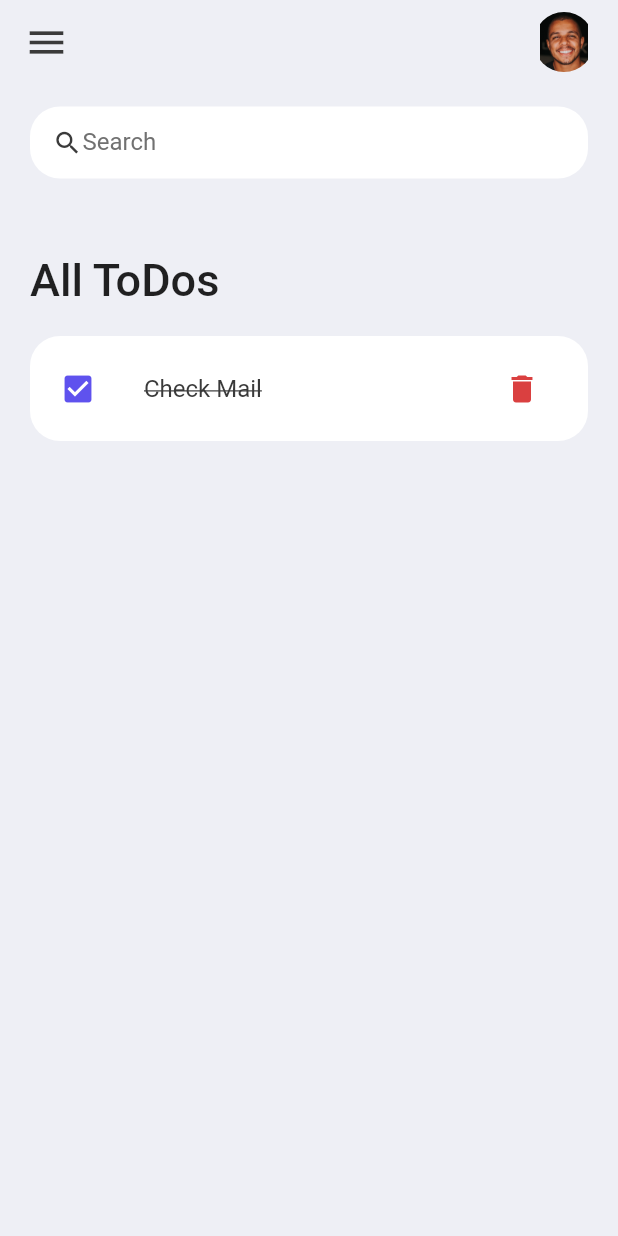
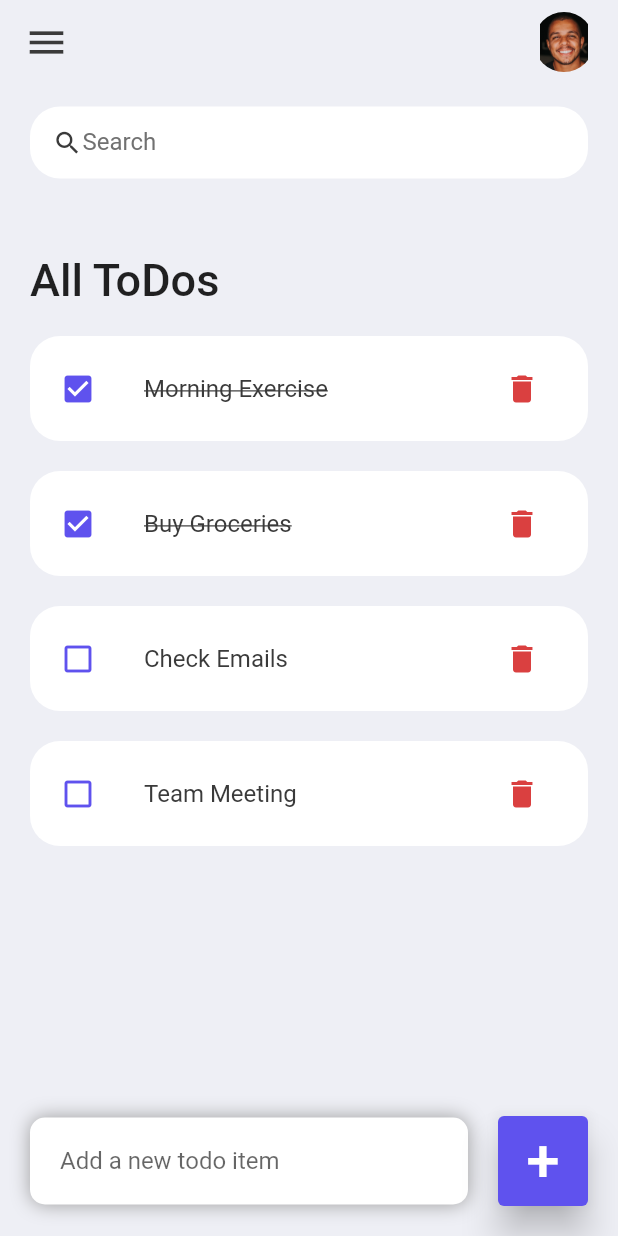
Before and after one commit to francisojeah/todo_app_flutter, a Flutter app: the screen it shows after launch, on a phone screen of 412 x 824 dp. Run offline on Flutter 3.47's test engine with Material 2 defaults, Android fonts, the phone set to English and light mode, and no system bars.

Commit message:
work on the add new todo item and the add button

```diff
--- /dev/null
+++ b/lib/model/todo.dart
@@ -0,0 +1,20 @@
+class ToDo {
+  String? id;
+  String? todoText;
+  bool isDone;
+
+  ToDo({
+    required this.id,
+    required this.todoText,
+    this.isDone = false,
+  });
+
+  static List<ToDo> todoList() {
+    return [
+      ToDo(id: '01', todoText: 'Morning Exercise', isDone: true),
+      ToDo(id: '02', todoText: 'Buy Groceries', isDone: true),
+      ToDo(id: '03', todoText: 'Check Emails'),
+      ToDo(id: '04', todoText: 'Team Meeting'),
+    ];
+  }
+}
--- a/lib/screens/home.dart
+++ b/lib/screens/home.dart
@@ -1,18 +1,27 @@
-import 'dart:ui';
+import 'package:flutter/material.dart';
+import '../constants/colors.dart';
+import '../model/todo.dart';
+import '../widgets/todo_item.dart';
 
-import 'package:flutter/material.dart';
-import 'package:todo_app_flutter/constants/colors.dart';
-import 'package:todo_app_flutter/widgets/todo_item.dart';
+class Home extends StatefulWidget {
 
-class Home extends StatelessWidget {
   const Home({Key? key}) : super(key: key);
+
+  @override
+  State<Home> createState() => _HomeState();
+}
+
+class _HomeState extends State<Home> {
+  final todosList = ToDo.todoList();
 
   @override
   Widget build(BuildContext context) {
     return Scaffold(
       backgroundColor: tdBGColor,
       appBar: _buildAppBar(),
-      body: Container(
+      body: Stack(
+        children: [
+          Container(
             padding: EdgeInsets.symmetric(horizontal: 20, vertical: 15),
             child: Column(
               children: [
@@ -24,14 +33,63 @@ class Home extends StatelessWidget {
                       margin: EdgeInsets.only(top: 50, bottom: 20),
                       child: Text(
                         'All ToDos',
-                    style: TextStyle(fontSize: 30, fontWeight: FontWeight.w500),
+                        style: TextStyle(
+                            fontSize: 30, fontWeight: FontWeight.w500),
                       ),
                     ),
-                ToDoItem()
+                    for (ToDo todoo in todosList) ToDoItem(todo: todoo)
                   ],
                 ))
               ],
             ),
+          ),
+          Align(
+              alignment: Alignment.bottomCenter,
+              child: Row(
+                children: [
+                  Expanded(
+                      child: Container(
+                    margin: EdgeInsets.only(
+                      bottom: 20,
+                      right: 20,
+                      left: 20,
+                    ),
+                    padding: EdgeInsets.symmetric(horizontal: 20, vertical: 5),
+                    decoration: BoxDecoration(
+                        color: Colors.white,
+                        boxShadow: [
+                          BoxShadow(
+                              color: Colors.grey,
+                              offset: Offset(0.0, 0.0),
+                              blurRadius: 10.0,
+                              spreadRadius: 0.0)
+                        ],
+                        borderRadius: BorderRadius.circular(10)),
+                    child: TextField(
+                        decoration: InputDecoration(
+                            hintText: 'Add a new todo item',
+                            border: InputBorder.none)),
+                  )),
+                  Container(
+                      margin: EdgeInsets.only(
+                        bottom: 20,
+                        right: 20,
+                      ),
+                      child: ElevatedButton(
+                        child: Text(
+                          '+',
+                          style: TextStyle(fontSize: 40),
+                        ),
+                        onPressed: (() {}),
+                        style: ElevatedButton.styleFrom(
+                          primary: tdBlue,
+                          minimumSize: Size(60, 60),
+                          elevation: 10,
+                        ),
+                      ))
+                ],
+              )),
+        ],
       ),
     );
   }
--- a/lib/widgets/todo_item.dart
+++ b/lib/widgets/todo_item.dart
@@ -1,8 +1,11 @@
 import 'package:flutter/material.dart';
 import 'package:todo_app_flutter/constants/colors.dart';
 
+import '../model/todo.dart';
+
 class ToDoItem extends StatelessWidget {
-  const ToDoItem({super.key});
+  final ToDo todo;
+  const ToDoItem({super.key, required this.todo});
 
   @override
   Widget build(BuildContext context) {
@@ -13,13 +16,14 @@ class ToDoItem extends StatelessWidget {
         shape: RoundedRectangleBorder(borderRadius: BorderRadius.circular(20)),
         contentPadding: EdgeInsets.symmetric(horizontal: 20, vertical: 7),
         tileColor: Colors.white,
-        leading: Icon(Icons.check_box, color: tdBlue),
+        leading: Icon(
+          todo.isDone? Icons.check_box: Icons.check_box_outline_blank, color: tdBlue),
         title: Text(
-          'Check Mail',
+          todo.todoText!,
           style: TextStyle(
             color: tdBlack,
             fontSize: 16,
-            decoration: TextDecoration.lineThrough,
+            decoration: todo.isDone ? TextDecoration.lineThrough : null,
           ),
         ),
         trailing: IconButton(
```
Lines whose indentation alone changed are shown as unchanged.
